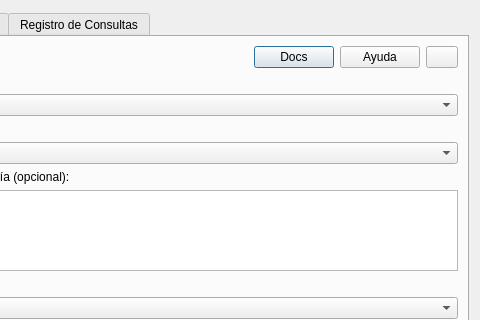
Above: censo_argentino_qgis/dialog.ui from nlebovits/censo-argentino-qgis before the change; both pictures show x 120 to 600 and y 0 to 320 of the 600 by 850 pixel window. Below: the same form after it.
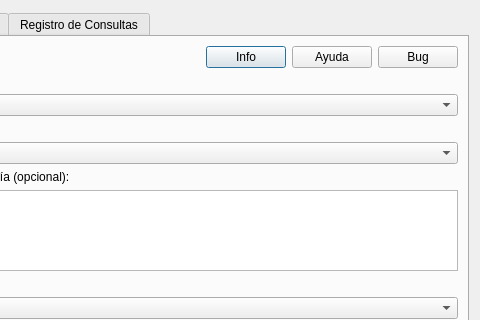
That is the form after the change.

Commit message:
Agregar botones de ayuda con íconos en la interfaz
Se agregan tres botones en la pestaña Explorar para mejorar la accesibilidad
a recursos de soporte:

- **Info**: Abre la documentación completa (ícono: dialog-information)
- **Ayuda**: Solución de problemas comunes (ícono: help-browser)
- **Bug**: Reportar bugs en GitHub (ícono: tools-report-bug)

Los tres botones tienen texto e ícono para mejor visibilidad y UX.
Esto canaliza el feedback de usuarios de manera más efectiva.

```diff
--- a/censo_argentino_qgis/dialog.ui
+++ b/censo_argentino_qgis/dialog.ui
@@ -50,7 +50,7 @@
          <item>
           <widget class="QPushButton" name="btnDocs">
            <property name="text">
-            <string>Docs</string>
+            <string>Info</string>
            </property>
            <property name="toolTip">
             <string>Abrir la documentación completa en el navegador</string>
@@ -70,17 +70,11 @@
          <item>
           <widget class="QPushButton" name="btnReportBug">
            <property name="text">
-            <string/>
+            <string>Bug</string>
            </property>
            <property name="toolTip">
             <string>Reportar un bug</string>
            </property>
-           <property name="maximumSize">
-            <size>
-             <width>32</width>
-             <height>16777215</height>
-            </size>
-           </property>
           </widget>
          </item>
         </layout>
```
The commit also changes 1 other file.
